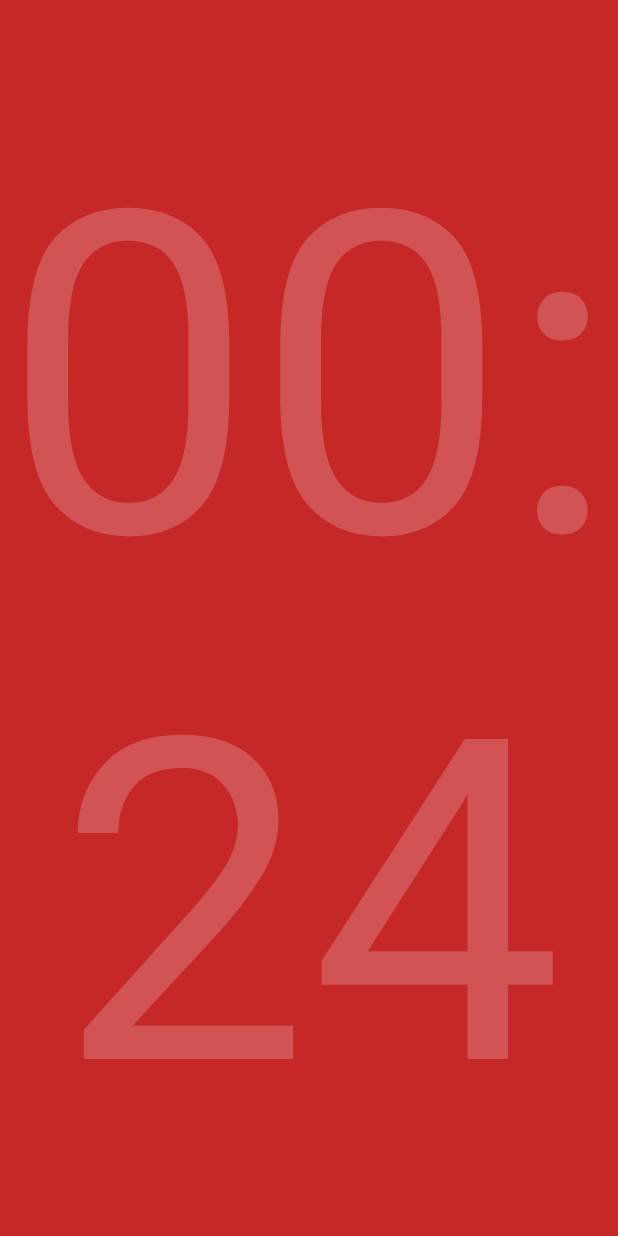
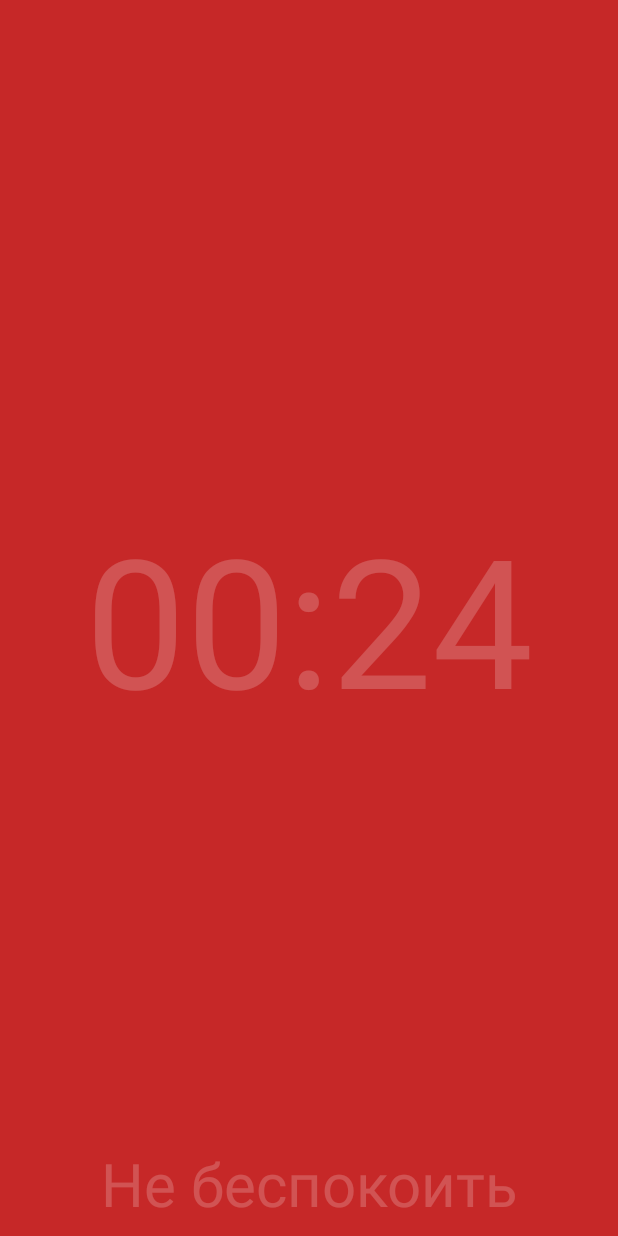
Before and after one commit to k-konovalov/AnotherPomodoroTimer, an Android app: the RedStateFragment screen opened through its navigation route, on a phone screen of 412 x 824 dp. Run offline under Robolectric (Android 15) with nearby library versions, the phone set to English and light mode, and no system bars; our stand-ins replace data binding.

Commit message:
textSize + new textView on Red

```diff
--- a/app/src/main/res/layout/fragment_timer_green_state.xml
+++ b/app/src/main/res/layout/fragment_timer_green_state.xml
@@ -11,7 +11,7 @@
     <TextView
             android:layout_width="wrap_content"
             android:layout_height="wrap_content"
-            android:text="5" style="@style/TextForTimer" android:id="@+id/txtTextView" android:layout_marginEnd="8dp"
+            android:text="5:00" style="@style/TextForTimer" android:id="@+id/txtTextView" android:layout_marginEnd="8dp"
             app:layout_constraintEnd_toEndOf="parent" android:layout_marginStart="8dp"
             app:layout_constraintStart_toStartOf="parent" android:layout_marginBottom="8dp"
             app:layout_constraintBottom_toBottomOf="parent" android:layout_marginTop="8dp"
--- a/app/src/main/res/layout/fragment_timer_red_state.xml
+++ b/app/src/main/res/layout/fragment_timer_red_state.xml
@@ -1,21 +1,30 @@
 <?xml version="1.0" encoding="utf-8"?>
-<layout>
-<androidx.constraintlayout.widget.ConstraintLayout xmlns:android="http://schemas.android.com/apk/res/android"
-                                                   xmlns:app="http://schemas.android.com/apk/res-auto"
-                                                   xmlns:tools="http://schemas.android.com/tools"
+<layout xmlns:android="http://schemas.android.com/apk/res/android" xmlns:app="http://schemas.android.com/apk/res-auto"
+        xmlns:tools="http://schemas.android.com/tools">
+    <androidx.constraintlayout.widget.ConstraintLayout
             android:layout_width="match_parent"
             android:layout_height="match_parent"
             tools:context=".RedStateFragment"
             android:background="@color/backForRed"
     >
         <TextView
-            android:text="25" style="@style/TextForTimer" android:id="@+id/txtTextView"
+                android:text="25:00" style="@style/TextForTimer" android:id="@+id/txtTextView"
 
                 app:layout_constraintEnd_toEndOf="parent" android:layout_marginEnd="8dp"
                 app:layout_constraintStart_toStartOf="parent" android:layout_marginStart="8dp"
                 android:layout_marginBottom="8dp" app:layout_constraintBottom_toBottomOf="parent"
                 android:layout_marginTop="8dp" app:layout_constraintTop_toTopOf="parent"
                 android:textAlignment="center"/>
+        <TextView
+                android:text="@string/txtBeforeRed"
+                android:layout_width="wrap_content"
+                android:layout_height="wrap_content"
+                android:id="@+id/textView" android:textSize="40sp"
+                android:layout_marginTop="8dp" app:layout_constraintTop_toBottomOf="@+id/txtTextView"
+                android:layout_marginStart="8dp" app:layout_constraintStart_toStartOf="parent"
+                android:layout_marginBottom="8dp" app:layout_constraintBottom_toBottomOf="parent"
+                app:layout_constraintEnd_toEndOf="parent" android:layout_marginEnd="8dp"
+                app:layout_constraintVertical_bias="1.0" style="@style/TextForTimer"/>
 
     </androidx.constraintlayout.widget.ConstraintLayout>
 </layout>
--- a/app/src/main/res/values/strings.xml
+++ b/app/src/main/res/values/strings.xml
@@ -1,6 +1,5 @@
 <resources>
     <string name="app_name">SomeTest</string>
+    <string name="txtBeforeRed">Не беспокоить</string>
 
-    <!-- TODO: Remove or change this placeholder text -->
-    <string name="hello_blank_fragment">Hello blank fragment</string>
 </resources>
--- a/app/src/main/res/values/styles.xml
+++ b/app/src/main/res/values/styles.xml
@@ -12,7 +12,7 @@
         <item name="colorPrimary">@color/colorPrimary</item>
         <item name="colorPrimaryDark">@color/colorPrimaryDark</item>
         <item name="colorAccent">@color/colorAccent</item>
-        <item name="android:textSize">300sp</item>
+        <item name="android:textSize">120sp</item>
         <item name="android:textColor">@color/white</item>
         <item name="android:layout_width">wrap_content</item>
         <item name="android:layout_height">wrap_content</item>
```
Lines whose indentation alone changed are shown as unchanged.
